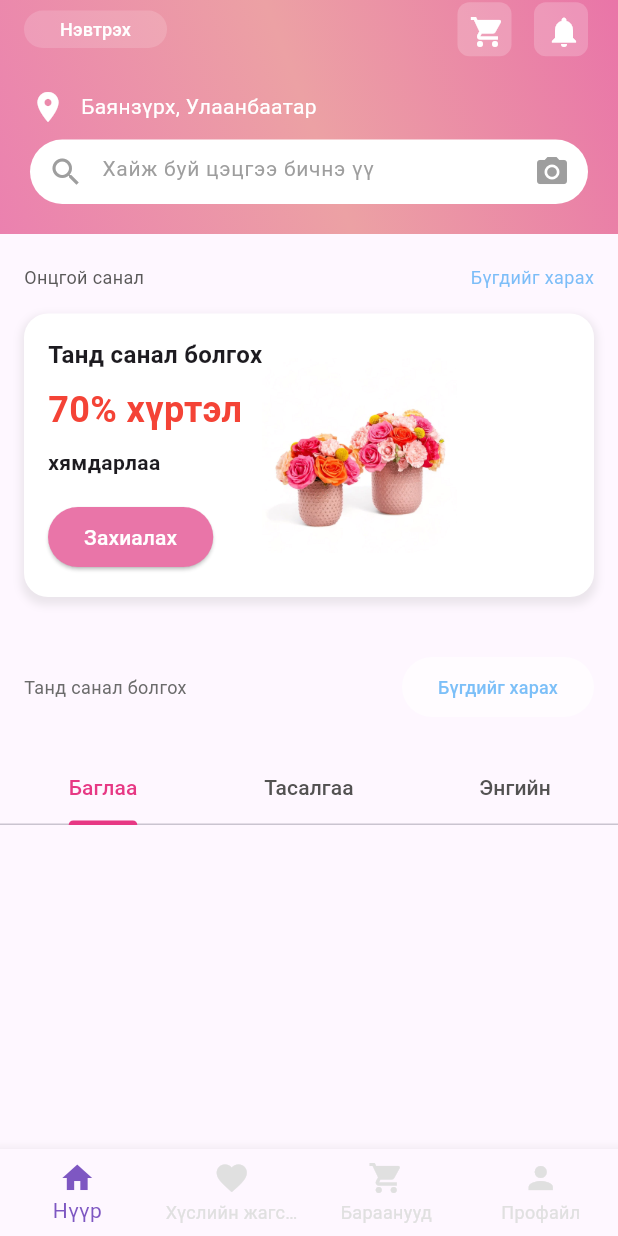
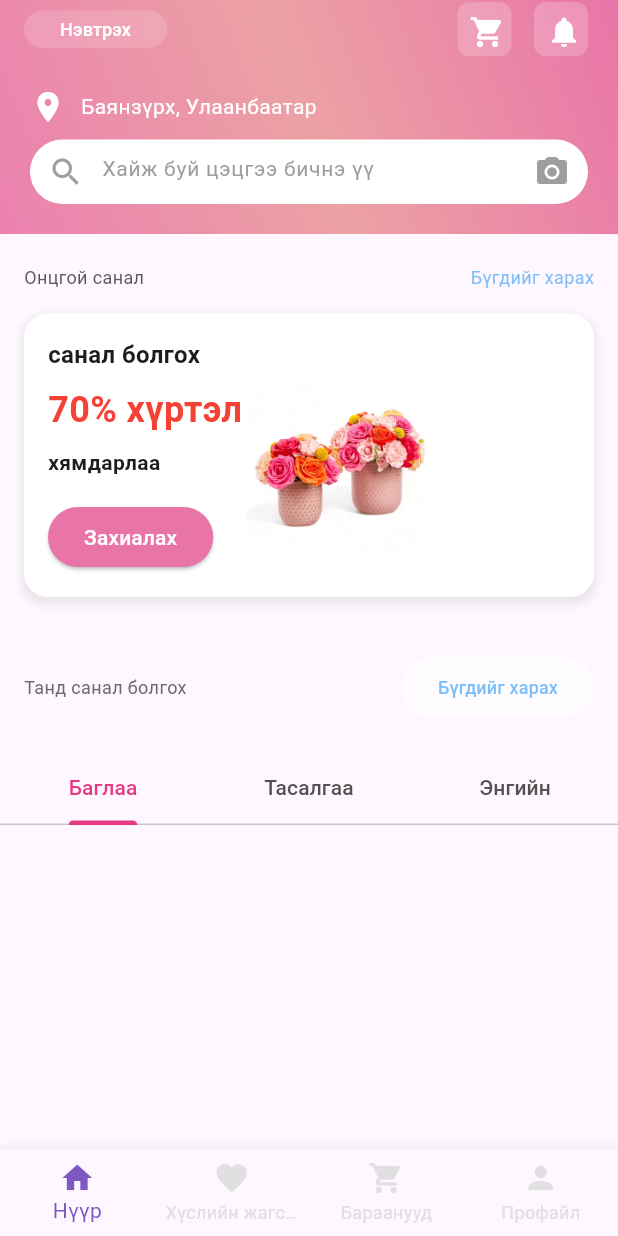
Before and after one commit to Zolbook/flower-online-shop, a Flutter app: the screen it shows after launch, on a phone screen of 412 x 824 dp. Run offline on Flutter 3.47's test engine with Material 3 defaults, Android fonts, the phone set to English and light mode, and no system bars; our stand-ins replace shared_preferences; network calls fail.

```diff
--- a/flower/lib/offer_field.dart
+++ b/flower/lib/offer_field.dart
@@ -63,7 +63,7 @@ class _OfferFieldState extends State<OfferField> {
               children: [
                 Column(
                   children: [
-                    Text('Танд санал болгох', style: TextStyle(fontSize: 16.0, fontWeight: FontWeight.w600)),
+                    Text('санал болгох', style: TextStyle(fontSize: 16.0, fontWeight: FontWeight.w600)),
                     SizedBox(height: 8.0),
                     Text('70% хүртэл', style: TextStyle(fontSize: 24.0, fontWeight: FontWeight.bold, color: Colors.red)),
                     SizedBox(height: 8.0),
```
